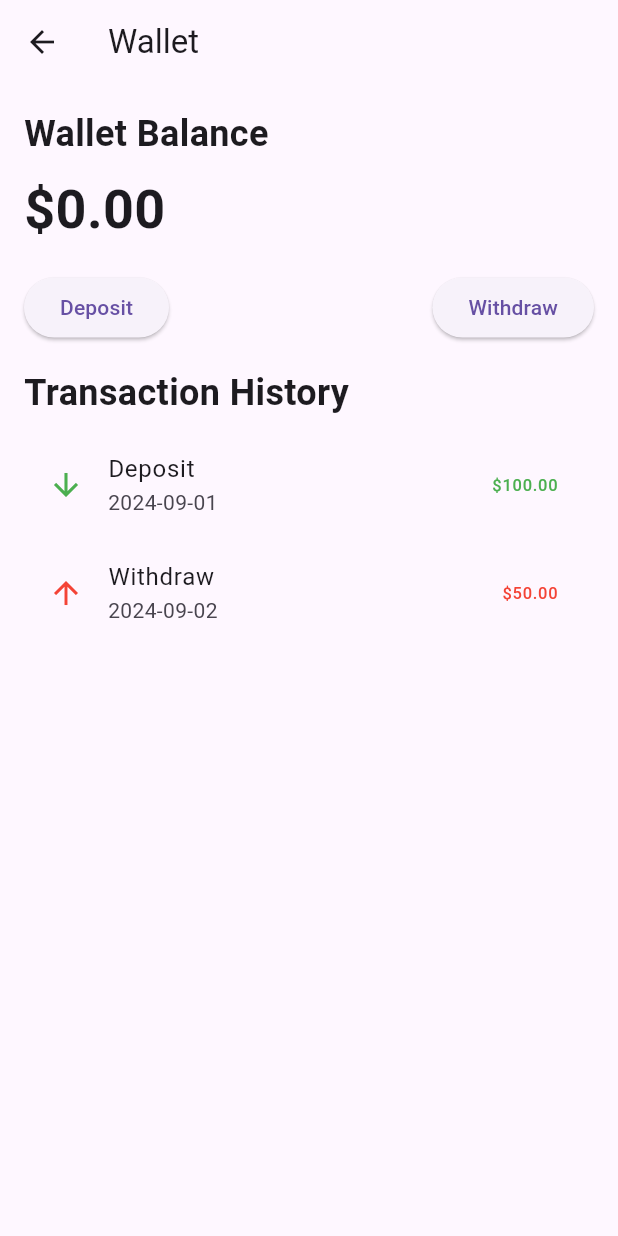
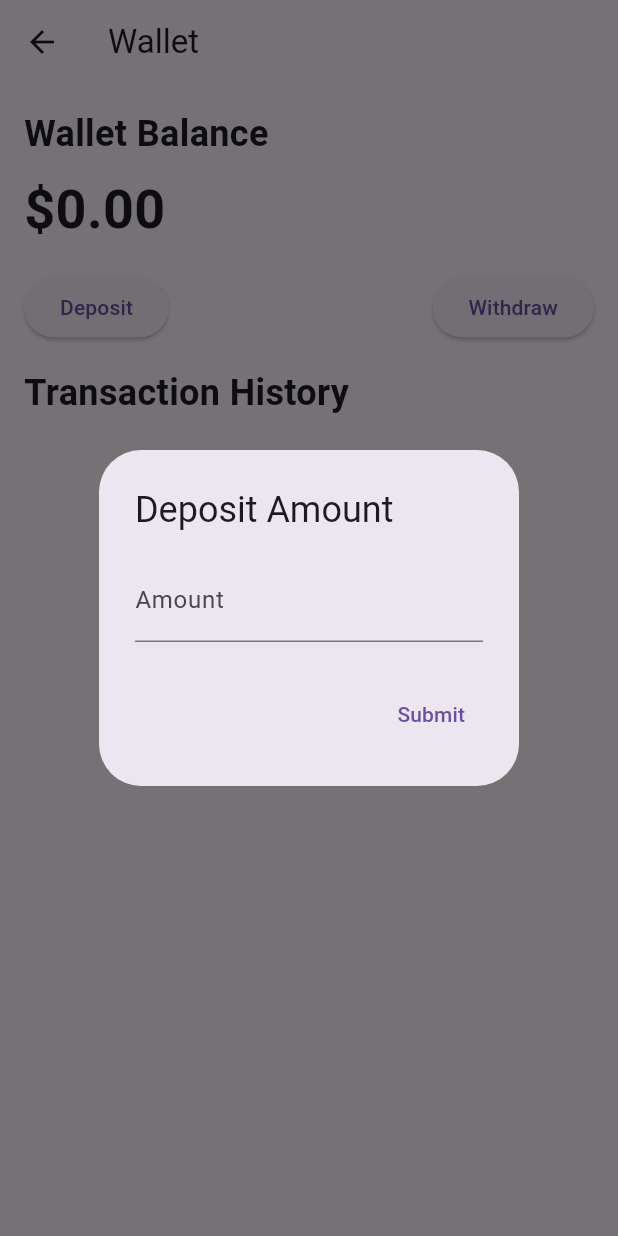
Before and after one commit to Krishna-432001/flutter_cryptocurrency, a Flutter app: the WalletScreen screen opened directly, after a tap on "Deposit", on a phone screen of 412 x 824 dp. Run offline on Flutter 3.47's test engine with Material 3 defaults, Android fonts, the light colour scheme and no system bars; our stand-ins replace image_picker, shared_preferences, sqflite; accounts and stored records are empty.

Commit message:
Update wallet_screen.dart

```diff
--- a/lib/screens/wallet_screen.dart
+++ b/lib/screens/wallet_screen.dart
@@ -1,4 +1,6 @@
 import 'package:flutter/material.dart';
+import 'package:sqflite/sqflite.dart'; // For local database
+import 'package:path/path.dart'; // For database path
 
 class WalletScreen extends StatefulWidget {
   @override
@@ -6,19 +8,58 @@ class WalletScreen extends StatefulWidget {
 }
 
 class _WalletScreenState extends State<WalletScreen> {
-  double _balance = 0.0; // Example balance
-  List<Map<String, String>> _transactions = [
-    {"type": "Deposit", "amount": "100.00", "date": "2024-09-01"},
-    {"type": "Withdraw", "amount": "50.00", "date": "2024-09-02"},
-    // Add more transactions as needed
-  ];
+  double _balance = 0.0;
+  List<Map<String, dynamic>> _transactions = [];
+  Database? _database;
 
-  void _deposit() {
-    // Implement deposit logic
+  @override
+  void initState() {
+    super.initState();
+    _initDatabase();
+    _fetchData();
   }
 
-  void _withdraw() {
-    // Implement withdraw logic
+  Future<void> _initDatabase() async {
+    _database = await openDatabase(
+      join(await getDatabasesPath(), 'wallet_database.db'),
+      onCreate: (db, version) {
+        return db.execute(
+          "CREATE TABLE transactions(id INTEGER PRIMARY KEY AUTOINCREMENT, type TEXT, amount REAL, date TEXT)",
+        );
+      },
+      version: 1,
+    );
+  }
+
+  Future<void> _fetchData() async {
+    // Fetch balance and transaction history from database
+    final List<Map<String, dynamic>> transactions = await _database!.query('transactions');
+    setState(() {
+      _transactions = transactions;
+      _balance = transactions.fold(0.0, (sum, transaction) {
+        return transaction['type'] == 'Deposit' ? sum + transaction['amount'] : sum - transaction['amount'];
+      });
+    });
+  }
+
+  Future<void> _deposit(double amount) async {
+    // Insert deposit transaction into the database
+    await _database!.insert(
+      'transactions',
+      {'type': 'Deposit', 'amount': amount, 'date': DateTime.now().toString()},
+      conflictAlgorithm: ConflictAlgorithm.replace,
+    );
+    _fetchData(); // Refresh data
+  }
+
+  Future<void> _withdraw(double amount) async {
+    // Insert withdrawal transaction into the database
+    await _database!.insert(
+      'transactions',
+      {'type': 'Withdraw', 'amount': amount, 'date': DateTime.now().toString()},
+      conflictAlgorithm: ConflictAlgorithm.replace,
+    );
+    _fetchData(); // Refresh data
   }
 
   @override
@@ -46,13 +87,14 @@ class _WalletScreenState extends State<WalletScreen> {
               mainAxisAlignment: MainAxisAlignment.spaceBetween,
               children: [
                 ElevatedButton(
-                  onPressed: _deposit,
+                  onPressed: () => _showTransactionDialog(context, 'Deposit'),
                   child: Text("Deposit"),
                 ),
                 ElevatedButton(
-                  onPressed: _withdraw,
+                  onPressed: () => _showTransactionDialog(context, 'Withdraw'),
                   child: Text("Withdraw"),
                 ),
+
               ],
             ),
             SizedBox(height: 16),
@@ -95,4 +137,38 @@ class _WalletScreenState extends State<WalletScreen> {
       ),
     );
   }
+
+  void _showTransactionDialog(BuildContext context, String type) {
+    final _amountController = TextEditingController();
+    showDialog(
+      context: context,  // Ensure this is BuildContext
+      builder: (BuildContext context) => AlertDialog(
+        title: Text("$type Amount"),
+        content: TextField(
+          controller: _amountController,
+          keyboardType: TextInputType.numberWithOptions(decimal: true),
+          decoration: InputDecoration(
+            labelText: "Amount",
+          ),
+        ),
+        actions: <Widget>[
+          TextButton(
+            onPressed: () {
+              final amount = double.tryParse(_amountController.text) ?? 0.0;
+              if (amount > 0) {
+                if (type == 'Deposit') {
+                  _deposit(amount);
+                } else if (type == 'Withdraw') {
+                  _withdraw(amount);
+                }
+                Navigator.of(context).pop();
+              }
+            },
+            child: Text("Submit"),
+          ),
+        ],
+      ),
+    );
+  }
+
 }
```
